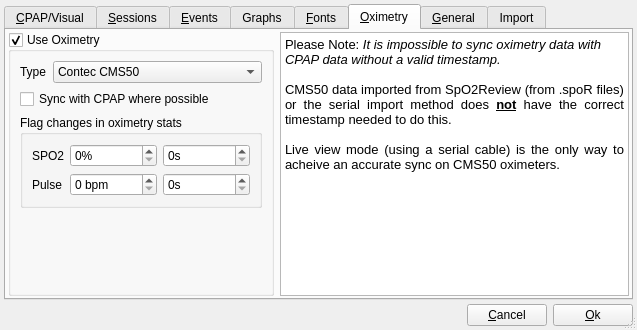
The window that preferencesdialog.ui (sbonaime/sleepyhead-code.) describes before a commit, drawn with Qt 5.
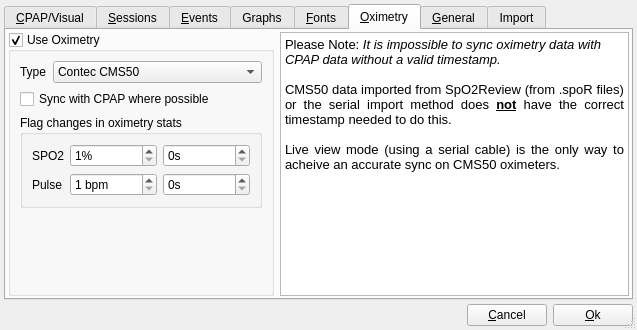
The same window after the commit. The open tabs and pages were chosen to show the change.

Commit message: Multi select dialog not working on mac, more oximetry stuff

The edit to the form file:
```diff
--- a/preferencesdialog.ui
+++ b/preferencesdialog.ui
@@ -960,6 +960,9 @@
                <property name="decimals">
                 <number>0</number>
                </property>
+               <property name="minimum">
+                <double>1.000000000000000</double>
+               </property>
               </widget>
              </item>
              <item row="2" column="0">
@@ -983,6 +986,9 @@
                <property name="decimals">
                 <number>0</number>
                </property>
+               <property name="minimum">
+                <double>1.000000000000000</double>
+               </property>
               </widget>
              </item>
              <item row="0" column="2">
```
The commit also changes 3 other files.
